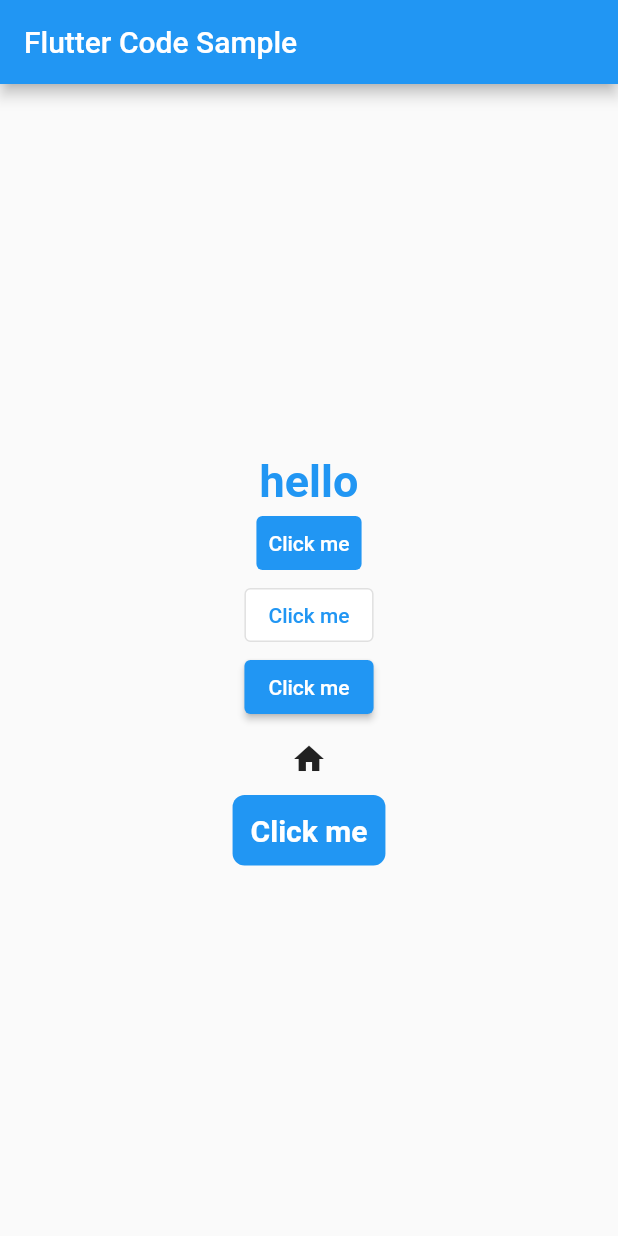
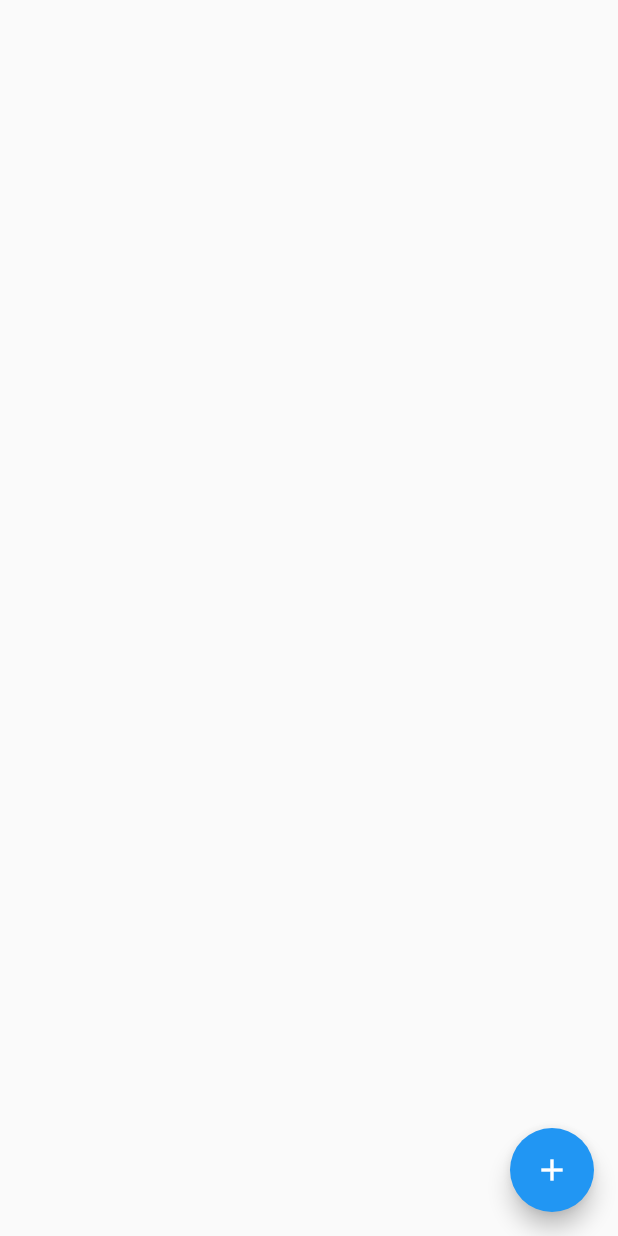
Before and after one commit to wonjangcloud9/dartPractice, a Flutter app: the screen it shows after launch, on a phone screen of 412 x 824 dp. Run offline on Flutter 3.47's test engine with Material 2 defaults, Android fonts, the phone set to English and light mode, and no system bars.

Commit message:
floating action button

```diff
--- a/lib/main.dart
+++ b/lib/main.dart
@@ -13,68 +13,11 @@ class MyApp extends StatelessWidget {
     return MaterialApp(
       title: _title,
       home: Scaffold(
-        appBar: AppBar(title: const Text(_title)),
-        body: SizedBox(
-          width: double.infinity,
-          child: Column(
-            mainAxisAlignment: MainAxisAlignment.center,
-            children: [
-              const Text(
-                "hello",
-                style: TextStyle(
-                  fontSize: 30,
-                  fontWeight: FontWeight.bold,
-                  color: Colors.blue,
-                ),
-              ),
-              TextButton(
-                onPressed: () {},
-                style: TextButton.styleFrom(
-                  primary: Colors.white,
-                  backgroundColor: Colors.blue,
-                ),
-                child: const Text("Click me"),
-              ),
-              OutlinedButton(
-                onPressed: () {},
-                style: OutlinedButton.styleFrom(
-                  primary: Colors.blue,
-                  backgroundColor: Colors.white,
-                ),
-                child: const Text("Click me"),
-              ),
-              ElevatedButton(
-                onPressed: () {},
-                style: ElevatedButton.styleFrom(
-                  primary: Colors.blue,
-                  onPrimary: Colors.white,
-                ),
-                child: const Text("Click me"),
-              ),
-              IconButton(
-                onPressed: () {},
-                icon: const Icon(Icons.home),
-              ),
-              GestureDetector(
-                onTap: () {},
-                child: Container(
-                  padding: const EdgeInsets.all(12),
-                  decoration: BoxDecoration(
-                    color: Colors.blue,
-                    borderRadius: BorderRadius.circular(8),
-                  ),
-                  child: const Text(
-                    "Click me",
-                    style: TextStyle(
-                      fontSize: 20,
-                      fontWeight: FontWeight.bold,
-                      color: Colors.white,
-                    ),
-                  ),
-                ),
-              ),
-            ],
-          ),
+        floatingActionButton: FloatingActionButton(
+          onPressed: () {
+            print('FloatingActionButton pressed ...');
+          },
+          child: const Icon(Icons.add),
         ),
       ),
     );
```
